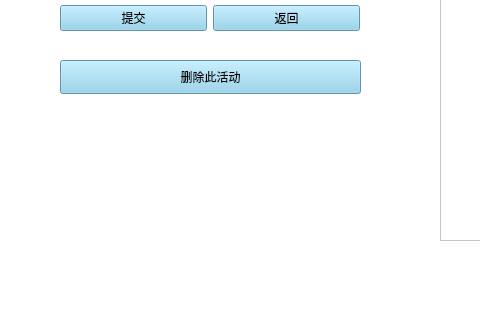
The window that qt/ui/manageAct.ui (hhby666/graduationProject) describes before a commit, drawn with Qt 5; both pictures show x 0 to 480 and y 280 to 600 of the 992 by 600 pixel window.
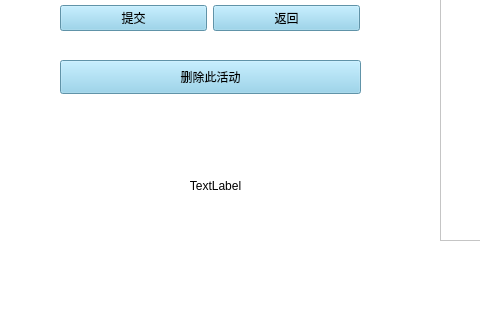
The same window after the commit.

```diff
--- a/qt/ui/manageAct.ui
+++ b/qt/ui/manageAct.ui
@@ -236,6 +236,22 @@
      <string>删除此活动</string>
     </property>
    </widget>
+   <widget class="QLabel" name="st_lab">
+    <property name="geometry">
+     <rect>
+      <x>60</x>
+      <y>450</y>
+      <width>311</width>
+      <height>31</height>
+     </rect>
+    </property>
+    <property name="text">
+     <string>TextLabel</string>
+    </property>
+    <property name="alignment">
+     <set>Qt::AlignCenter</set>
+    </property>
+   </widget>
   </widget>
   <widget class="QStatusBar" name="statusbar"/>
  </widget>
```
